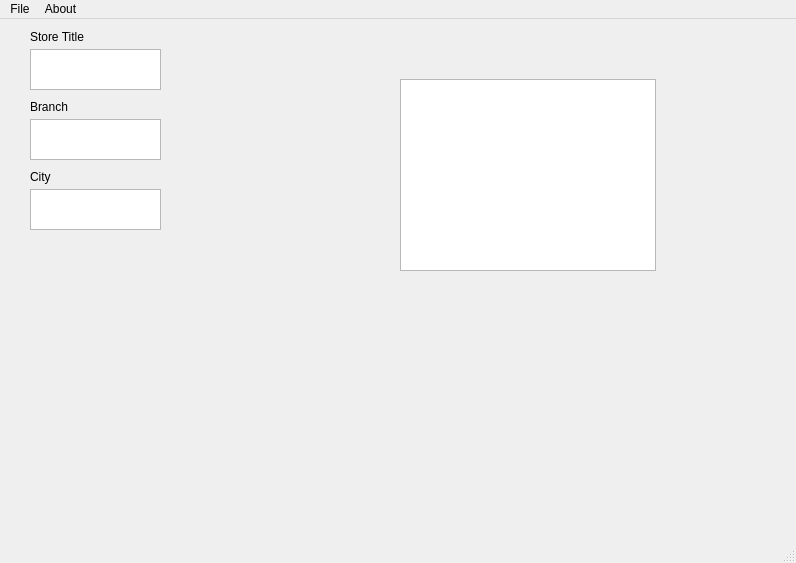
Above: mainwindow.ui from PixelGM/UI-Store-Receipt-Manager before the change. Below: the same form after it.
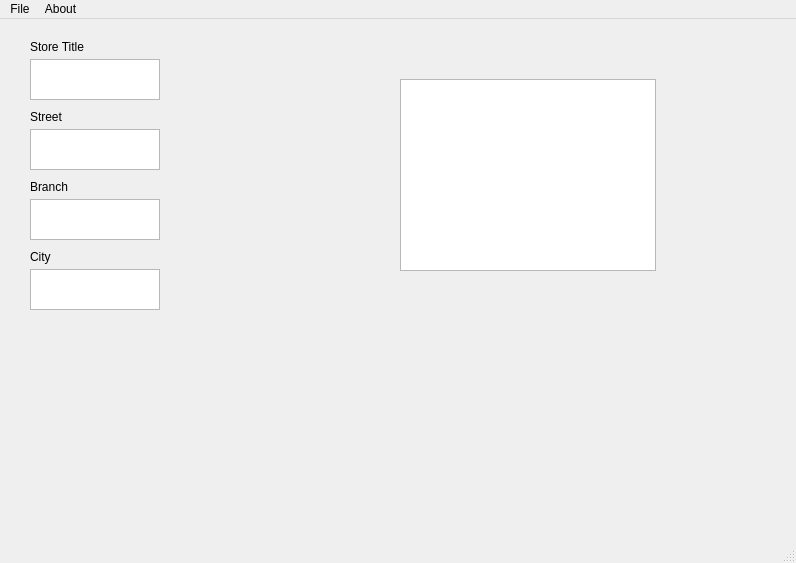
That is the form after the change.

Commit message:
Added Street TextBox (Accidentally Switched)
Will fix tomorrow! :p

```diff
--- a/mainwindow.ui
+++ b/mainwindow.ui
@@ -21,8 +21,8 @@
     <property name="geometry">
      <rect>
       <x>30</x>
-      <y>100</y>
-      <width>131</width>
+      <y>180</y>
+      <width>130</width>
       <height>41</height>
      </rect>
     </property>
@@ -61,8 +61,8 @@
     <property name="geometry">
      <rect>
       <x>30</x>
-      <y>80</y>
-      <width>49</width>
+      <y>160</y>
+      <width>130</width>
       <height>16</height>
      </rect>
     </property>
@@ -77,8 +77,8 @@
     <property name="geometry">
      <rect>
       <x>30</x>
-      <y>170</y>
-      <width>131</width>
+      <y>250</y>
+      <width>130</width>
       <height>41</height>
      </rect>
     </property>
@@ -97,8 +97,8 @@
     <property name="geometry">
      <rect>
       <x>30</x>
-      <y>150</y>
-      <width>49</width>
+      <y>230</y>
+      <width>130</width>
       <height>16</height>
      </rect>
     </property>
@@ -113,8 +113,8 @@
     <property name="geometry">
      <rect>
       <x>30</x>
-      <y>30</y>
-      <width>131</width>
+      <y>40</y>
+      <width>130</width>
       <height>41</height>
      </rect>
     </property>
@@ -133,8 +133,8 @@
     <property name="geometry">
      <rect>
       <x>30</x>
-      <y>10</y>
-      <width>71</width>
+      <y>20</y>
+      <width>130</width>
       <height>16</height>
      </rect>
     </property>
@@ -142,6 +142,42 @@
      <string>Store Title</string>
     </property>
    </widget>
+   <widget class="QLabel" name="street_label">
+    <property name="geometry">
+     <rect>
+      <x>30</x>
+      <y>90</y>
+      <width>130</width>
+      <height>16</height>
+     </rect>
+    </property>
+    <property name="text">
+     <string>Street</string>
+    </property>
+   </widget>
+   <widget class="QTextEdit" name="street_TextHere">
+    <property name="enabled">
+     <bool>true</bool>
+    </property>
+    <property name="geometry">
+     <rect>
+      <x>30</x>
+      <y>110</y>
+      <width>130</width>
+      <height>41</height>
+     </rect>
+    </property>
+    <property name="html">
+     <string>&lt;!DOCTYPE HTML PUBLIC &quot;-//W3C//DTD HTML 4.0//EN&quot; &quot;http://www.w3.org/TR/REC-html40/strict.dtd&quot;&gt;
+&lt;html&gt;&lt;head&gt;&lt;meta name=&quot;qrichtext&quot; content=&quot;1&quot; /&gt;&lt;meta charset=&quot;utf-8&quot; /&gt;&lt;style type=&quot;text/css&quot;&gt;
+p, li { white-space: pre-wrap; }
+hr { height: 1px; border-width: 0; }
+li.unchecked::marker { content: &quot;\2610&quot;; }
+li.checked::marker { content: &quot;\2612&quot;; }
+&lt;/style&gt;&lt;/head&gt;&lt;body style=&quot; font-family:'Segoe UI'; font-size:9pt; font-weight:400; font-style:normal;&quot;&gt;
+&lt;p style=&quot;-qt-paragraph-type:empty; margin-top:0px; margin-bottom:0px; margin-left:0px; margin-right:0px; -qt-block-indent:0; text-indent:0px;&quot;&gt;&lt;br /&gt;&lt;/p&gt;&lt;/body&gt;&lt;/html&gt;</string>
+    </property>
+   </widget>
   </widget>
   <widget class="QMenuBar" name="menubar">
    <property name="geometry">
```
The commit also changes 2 other files.
